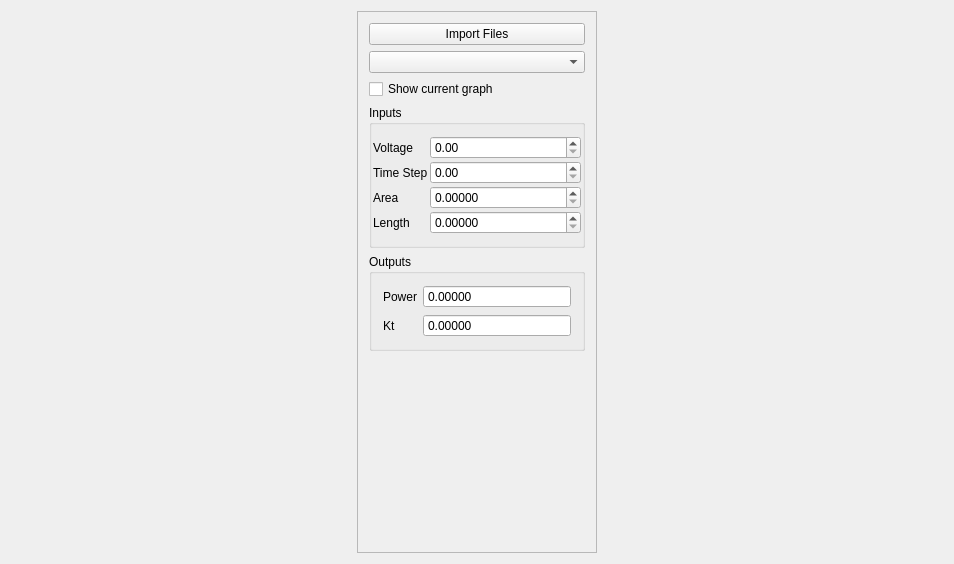
Before: the Qt Designer form lowtempcal/mainwindow.ui in PatrickChin/Lab-Fast, drawn with Qt 5.
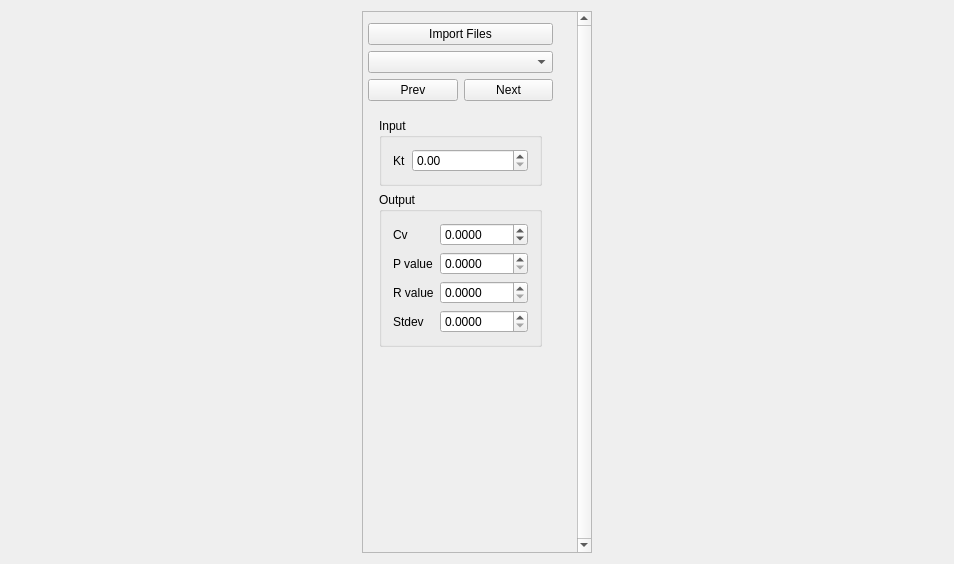
After: the same form once the commit is applied.

Commit message: added second page for cv calculation

```diff
--- a/lowtempcal/mainwindow.ui
+++ b/lowtempcal/mainwindow.ui
@@ -42,23 +42,26 @@
     <item>
      <widget class="QScrollArea" name="value_area">
       <property name="sizePolicy">
-       <sizepolicy hsizetype="Minimum" vsizetype="Expanding">
+       <sizepolicy hsizetype="Preferred" vsizetype="Expanding">
         <horstretch>0</horstretch>
         <verstretch>0</verstretch>
        </sizepolicy>
       </property>
       <property name="minimumSize">
        <size>
-        <width>200</width>
+        <width>0</width>
         <height>0</height>
        </size>
       </property>
       <property name="maximumSize">
        <size>
-        <width>240</width>
+        <width>230</width>
         <height>16777215</height>
        </size>
       </property>
+      <property name="verticalScrollBarPolicy">
+       <enum>Qt::ScrollBarAlwaysOn</enum>
+      </property>
       <property name="horizontalScrollBarPolicy">
        <enum>Qt::ScrollBarAlwaysOff</enum>
       </property>
@@ -70,15 +73,30 @@
         <rect>
          <x>0</x>
          <y>0</y>
-         <width>238</width>
-         <height>544</height>
+         <width>237</width>
+         <height>412</height>
         </rect>
        </property>
-       <layout class="QVBoxLayout" name="value_layout">
-        <item>
-         <widget class="QPushButton" name="file_import_button">
           <property name="sizePolicy">
-           <sizepolicy hsizetype="Preferred" vsizetype="Preferred">
+        <sizepolicy hsizetype="Minimum" vsizetype="Maximum">
+         <horstretch>0</horstretch>
+         <verstretch>0</verstretch>
+        </sizepolicy>
+       </property>
+       <layout class="QGridLayout" name="gridLayout_2">
+        <property name="sizeConstraint">
+         <enum>QLayout::SetDefaultConstraint</enum>
+        </property>
+        <property name="leftMargin">
+         <number>5</number>
+        </property>
+        <property name="rightMargin">
+         <number>35</number>
+        </property>
+        <item row="0" column="0" colspan="2">
+         <widget class="QPushButton" name="button_file_import">
+          <property name="sizePolicy">
+           <sizepolicy hsizetype="Preferred" vsizetype="Maximum">
             <horstretch>0</horstretch>
             <verstretch>0</verstretch>
            </sizepolicy>
@@ -88,18 +106,37 @@
           </property>
          </widget>
         </item>
-        <item>
-         <widget class="QComboBox" name="file_list_box"/>
-        </item>
-        <item>
-         <widget class="QCheckBox" name="checkbox_show_current">
-          <property name="text">
-           <string>Show current graph</string>
+        <item row="1" column="0" colspan="2">
+         <widget class="QComboBox" name="combobox_filelist">
+          <property name="sizePolicy">
+           <sizepolicy hsizetype="Preferred" vsizetype="Maximum">
+            <horstretch>0</horstretch>
+            <verstretch>0</verstretch>
+           </sizepolicy>
           </property>
          </widget>
         </item>
-        <item>
-         <widget class="QGroupBox" name="groupbox_input">
+        <item row="4" column="0" colspan="2">
+         <widget class="QStackedWidget" name="pages">
+          <property name="sizePolicy">
+           <sizepolicy hsizetype="Preferred" vsizetype="Minimum">
+            <horstretch>0</horstretch>
+            <verstretch>0</verstretch>
+           </sizepolicy>
+          </property>
+          <property name="currentIndex">
+           <number>1</number>
+          </property>
+          <widget class="QWidget" name="page_kt">
+           <layout class="QGridLayout" name="value_layout">
+            <property name="leftMargin">
+             <number>1</number>
+            </property>
+            <property name="rightMargin">
+             <number>1</number>
+            </property>
+            <item row="1" column="0" colspan="2">
+             <widget class="QGroupBox" name="groupbox_input_kt">
           <property name="title">
            <string>Inputs</string>
           </property>
@@ -179,20 +216,20 @@
           <zorder>spinbox_length</zorder>
          </widget>
         </item>
-        <item>
-         <widget class="QGroupBox" name="groupbox_output">
+            <item row="2" column="0" colspan="2">
+             <widget class="QGroupBox" name="groupbox_output_kt">
           <property name="title">
            <string>Outputs</string>
           </property>
           <layout class="QFormLayout" name="output_layout">
-           <item row="0" column="0">
-            <widget class="QLabel" name="label">
+               <item row="1" column="0">
+                <widget class="QLabel" name="label_power">
              <property name="text">
               <string>Power</string>
              </property>
             </widget>
            </item>
-           <item row="0" column="1">
+               <item row="1" column="1">
             <widget class="QDoubleSpinBox" name="spinbox_power">
              <property name="readOnly">
               <bool>true</bool>
@@ -208,14 +245,14 @@
              </property>
             </widget>
            </item>
-           <item row="1" column="0">
+               <item row="2" column="0">
             <widget class="QLabel" name="label_kt">
              <property name="text">
               <string>Kt</string>
              </property>
             </widget>
            </item>
-           <item row="1" column="1">
+               <item row="2" column="1">
             <widget class="QDoubleSpinBox" name="spinbox_kt">
              <property name="focusPolicy">
               <enum>Qt::WheelFocus</enum>
@@ -234,6 +271,132 @@
              </property>
             </widget>
            </item>
+               <item row="0" column="0" colspan="2">
+                <widget class="QPushButton" name="button_calc">
+                 <property name="text">
+                  <string>(Re)Calculate</string>
+                 </property>
+                </widget>
+               </item>
+              </layout>
+             </widget>
+            </item>
+            <item row="0" column="0">
+             <widget class="QCheckBox" name="checkbox_show_current">
+              <property name="text">
+               <string>Show current graph</string>
+              </property>
+             </widget>
+            </item>
+           </layout>
+          </widget>
+          <widget class="QWidget" name="page_cv">
+           <property name="sizePolicy">
+            <sizepolicy hsizetype="Preferred" vsizetype="Maximum">
+             <horstretch>0</horstretch>
+             <verstretch>0</verstretch>
+            </sizepolicy>
+           </property>
+           <layout class="QVBoxLayout" name="verticalLayout">
+            <item>
+             <widget class="QGroupBox" name="groupbox_input_cv">
+              <property name="sizePolicy">
+               <sizepolicy hsizetype="Preferred" vsizetype="Maximum">
+                <horstretch>0</horstretch>
+                <verstretch>0</verstretch>
+               </sizepolicy>
+              </property>
+              <property name="title">
+               <string>Input</string>
+              </property>
+              <layout class="QFormLayout" name="formLayout">
+               <item row="0" column="1">
+                <widget class="QDoubleSpinBox" name="spinbox_kt2"/>
+               </item>
+               <item row="0" column="0">
+                <widget class="QLabel" name="label_kt2">
+                 <property name="text">
+                  <string>Kt</string>
+                 </property>
+                </widget>
+               </item>
+              </layout>
+             </widget>
+            </item>
+            <item>
+             <widget class="QGroupBox" name="groupbox_output_cv">
+              <property name="sizePolicy">
+               <sizepolicy hsizetype="Preferred" vsizetype="Maximum">
+                <horstretch>0</horstretch>
+                <verstretch>0</verstretch>
+               </sizepolicy>
+              </property>
+              <property name="title">
+               <string>Output</string>
+              </property>
+              <layout class="QFormLayout" name="formLayout_2">
+               <item row="0" column="0">
+                <widget class="QLabel" name="label_cv2">
+                 <property name="text">
+                  <string>Cv</string>
+                 </property>
+                </widget>
+               </item>
+               <item row="0" column="1">
+                <widget class="QDoubleSpinBox" name="spinbox_cv2">
+                 <property name="decimals">
+                  <number>4</number>
+                 </property>
+                 <property name="minimum">
+                  <double>-1000.000000000000000</double>
+                 </property>
+                 <property name="maximum">
+                  <double>1000.000000000000000</double>
+                 </property>
+                </widget>
+               </item>
+               <item row="1" column="0">
+                <widget class="QLabel" name="label">
+                 <property name="text">
+                  <string>P value</string>
+                 </property>
+                </widget>
+               </item>
+               <item row="2" column="0">
+                <widget class="QLabel" name="label_2">
+                 <property name="text">
+                  <string>R value</string>
+                 </property>
+                </widget>
+               </item>
+               <item row="3" column="0">
+                <widget class="QLabel" name="label_3">
+                 <property name="text">
+                  <string>Stdev</string>
+                 </property>
+                </widget>
+               </item>
+               <item row="1" column="1">
+                <widget class="QDoubleSpinBox" name="spinbox_cv_pval2">
+                 <property name="decimals">
+                  <number>4</number>
+                 </property>
+                </widget>
+               </item>
+               <item row="2" column="1">
+                <widget class="QDoubleSpinBox" name="spinbox_cv_rval2">
+                 <property name="decimals">
+                  <number>4</number>
+                 </property>
+                </widget>
+               </item>
+               <item row="3" column="1">
+                <widget class="QDoubleSpinBox" name="spinbox_cv_std2">
+                 <property name="decimals">
+                  <number>4</number>
+                 </property>
+                </widget>
+               </item>
           </layout>
          </widget>
         </item>
@@ -249,6 +412,36 @@
            </size>
           </property>
          </spacer>
+            </item>
+           </layout>
+          </widget>
+         </widget>
+        </item>
+        <item row="3" column="0">
+         <widget class="QPushButton" name="button_prev">
+          <property name="sizePolicy">
+           <sizepolicy hsizetype="Preferred" vsizetype="Fixed">
+            <horstretch>0</horstretch>
+            <verstretch>0</verstretch>
+           </sizepolicy>
+          </property>
+          <property name="text">
+           <string>Prev</string>
+          </property>
+         </widget>
+        </item>
+        <item row="3" column="1">
+         <widget class="QPushButton" name="button_next">
+          <property name="sizePolicy">
+           <sizepolicy hsizetype="Preferred" vsizetype="Fixed">
+            <horstretch>0</horstretch>
+            <verstretch>0</verstretch>
+           </sizepolicy>
+          </property>
+          <property name="text">
+           <string>Next</string>
+          </property>
+         </widget>
         </item>
        </layout>
       </widget>
```
Left out of the diff: 4 changed lines with no effect on the pictures. Lines whose indentation alone changed are shown as unchanged. The commit also changes 1 other file.
